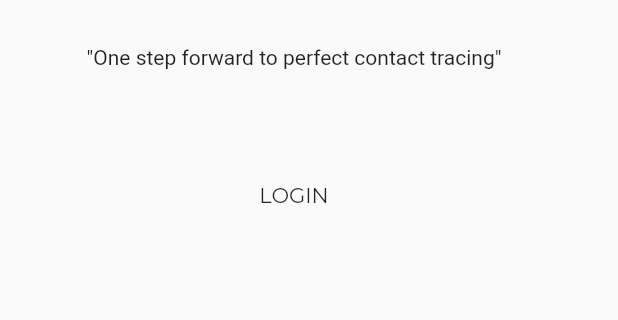
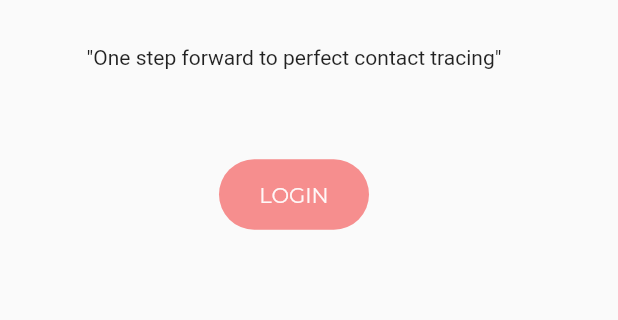
Before and after one commit to coronatorid/coronator, a Flutter app: the screen it shows after launch, on a phone screen of 412 x 824 dp, the part 611-931 px from its top. Run offline on Flutter 3.47's test engine with Material 2 defaults, Android fonts, the light colour scheme and no system bars; our stand-ins replace font_awesome_flutter, geolocator, shared_preferences, synchronized; missing offline and left inert: workmanager; Roboto replaces fonts that are missing (Hind); project files that could hold a hidden picture were left out.

Commit message:
Button color update

```diff
--- a/lib/src/core/color.dart
+++ b/lib/src/core/color.dart
@@ -9,4 +9,5 @@ class CustomColor {
   static const Color froly = const Color(0xFed6061);
   static const Color gainsboro = const Color(0xFdfdfdf);
   static const Color grey = const Color(0xF7a7a7a);
+  static const Color redTheme = const Color(0xFF68E8E);
 }
--- a/lib/src/screen/initial_screen.dart
+++ b/lib/src/screen/initial_screen.dart
@@ -50,13 +50,24 @@ class InitialScreen extends StatelessWidget {
                         padding: EdgeInsets.all(15),
                         child: Text(
                           "LOGIN",
+                          textAlign: TextAlign.center,
+                          style: TextStyle(
+                            color: Colors.white,
+                          ),
+                        ),
+                        width: 100,
+                        decoration: BoxDecoration(
+                          color: CustomColor.redTheme.withAlpha(255),
+                          borderRadius: BorderRadius.all(Radius.circular(50)),
                         ),
                       ),
                       Positioned.fill(
                         child: Material(
-                          color: Colors.transparent,
+                          color: CustomColor.redTheme,
+                          borderRadius: BorderRadius.all(Radius.circular(50)),
                           child: InkWell(
-                            splashColor: CustomColor.lightCoral,
+                            borderRadius: BorderRadius.all(Radius.circular(50)),
+                            splashColor: CustomColor.wewak,
                             onTap: () =>
                                 Navigator.of(context).pushNamed('/login'),
                           ),
```
Also changed, not shown: lib/src/screen/login_screen.dart (+12 -1 lines), lib/src/screen/otp_screen.dart (+15 -1 lines).
